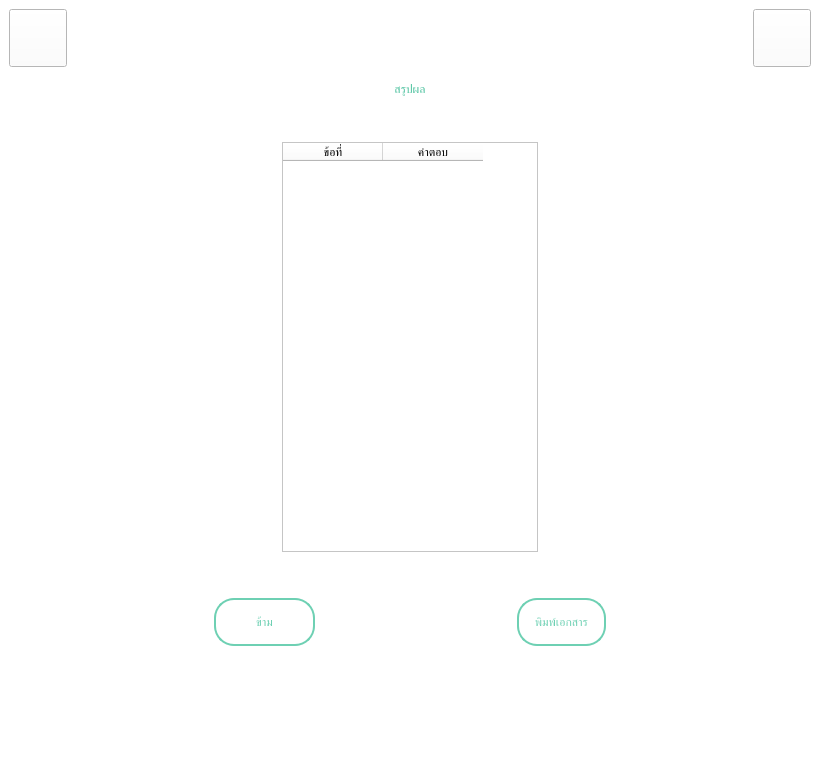
Old version of the form Osteoporosis/mainwindow.ui in the repository sutiwat41/HaxterForm.
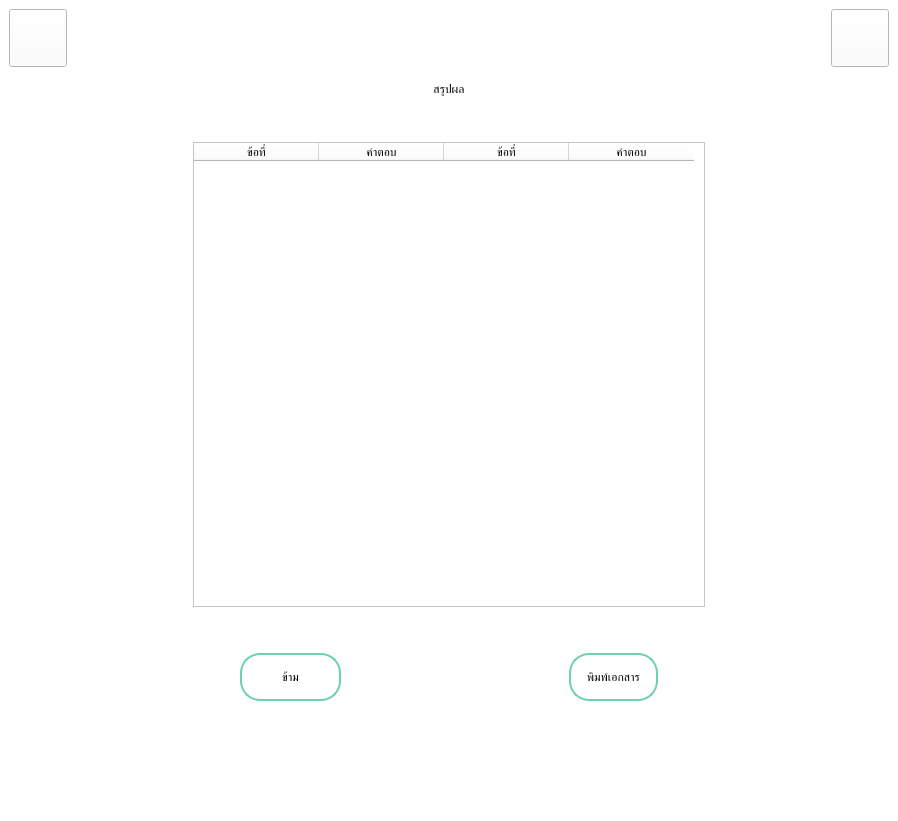
New version of the form. The open tabs and pages were chosen to show the change. Icons and pictures are not drawn.

```diff
--- a/Osteoporosis/mainwindow.ui
+++ b/Osteoporosis/mainwindow.ui
@@ -6,8 +6,8 @@
    <rect>
     <x>0</x>
     <y>0</y>
-    <width>800</width>
-    <height>766</height>
+    <width>898</width>
+    <height>821</height>
    </rect>
   </property>
   <property name="windowTitle">
@@ -781,8 +781,7 @@
         <item>
          <widget class="QLabel" name="label">
           <property name="styleSheet">
-           <string notr="true">font: 400 72pt &quot;JasmineUPC&quot;;
- color: #4cc19e;</string>
+           <string notr="true">font: 400 72pt &quot;JasmineUPC&quot;;</string>
           </property>
           <property name="text">
            <string>สรุปผล</string>
@@ -810,30 +809,26 @@
         </item>
         <item>
          <layout class="QHBoxLayout" name="horizontalLayout_9">
+          <property name="spacing">
+           <number>7</number>
+          </property>
           <item>
-           <spacer name="horizontalSpacer_14">
-            <property name="orientation">
-             <enum>Qt::Horizontal</enum>
-            </property>
-            <property name="sizeType">
-             <enum>QSizePolicy::Preferred</enum>
-            </property>
-            <property name="sizeHint" stdset="0">
-             <size>
-              <width>40</width>
-              <height>20</height>
-             </size>
-            </property>
-           </spacer>
-          </item>
-          <item alignment="Qt::AlignHCenter">
            <widget class="QTableWidget" name="summaryTable">
+            <property name="enabled">
+             <bool>true</bool>
+            </property>
             <property name="sizePolicy">
-             <sizepolicy hsizetype="MinimumExpanding" vsizetype="MinimumExpanding">
+             <sizepolicy hsizetype="Expanding" vsizetype="MinimumExpanding">
               <horstretch>0</horstretch>
               <verstretch>0</verstretch>
              </sizepolicy>
             </property>
+            <property name="maximumSize">
+             <size>
+              <width>512</width>
+              <height>16777215</height>
+             </size>
+            </property>
             <property name="contextMenuPolicy">
              <enum>Qt::DefaultContextMenu</enum>
             </property>
@@ -844,12 +839,73 @@
              <string notr="true">font: 400 18pt &quot;JasmineUPC&quot;;
 </string>
             </property>
+            <property name="verticalScrollBarPolicy">
+             <enum>Qt::ScrollBarAlwaysOff</enum>
+            </property>
+            <property name="horizontalScrollBarPolicy">
+             <enum>Qt::ScrollBarAlwaysOff</enum>
+            </property>
+            <property name="sizeAdjustPolicy">
+             <enum>QAbstractScrollArea::AdjustIgnored</enum>
+            </property>
+            <property name="autoScroll">
+             <bool>true</bool>
+            </property>
+            <property name="editTriggers">
+             <set>QAbstractItemView::NoEditTriggers</set>
+            </property>
+            <property name="dragDropOverwriteMode">
+             <bool>false</bool>
+            </property>
             <property name="textElideMode">
-             <enum>Qt::ElideLeft</enum>
+             <enum>Qt::ElideMiddle</enum>
             </property>
+            <property name="verticalScrollMode">
+             <enum>QAbstractItemView::ScrollPerItem</enum>
+            </property>
+            <property name="horizontalScrollMode">
+             <enum>QAbstractItemView::ScrollPerItem</enum>
+            </property>
+            <property name="showGrid">
+             <bool>true</bool>
+            </property>
+            <property name="wordWrap">
+             <bool>true</bool>
+            </property>
+            <property name="cornerButtonEnabled">
+             <bool>true</bool>
+            </property>
+            <attribute name="horizontalHeaderVisible">
+             <bool>true</bool>
+            </attribute>
+            <attribute name="horizontalHeaderMinimumSectionSize">
+             <number>61</number>
+            </attribute>
+            <attribute name="horizontalHeaderDefaultSectionSize">
+             <number>125</number>
+            </attribute>
+            <attribute name="horizontalHeaderHighlightSections">
+             <bool>true</bool>
+            </attribute>
+            <attribute name="horizontalHeaderShowSortIndicator" stdset="0">
+             <bool>false</bool>
+            </attribute>
             <attribute name="verticalHeaderVisible">
              <bool>false</bool>
             </attribute>
+            <attribute name="verticalHeaderHighlightSections">
+             <bool>true</bool>
+            </attribute>
+            <column>
+             <property name="text">
+              <string>ข้อที่</string>
+             </property>
+            </column>
+            <column>
+             <property name="text">
+              <string>คำตอบ</string>
+             </property>
+            </column>
             <column>
              <property name="text">
               <string>ข้อที่</string>
@@ -862,22 +918,6 @@
             </column>
            </widget>
           </item>
-          <item>
-           <spacer name="horizontalSpacer_15">
-            <property name="orientation">
-             <enum>Qt::Horizontal</enum>
-            </property>
-            <property name="sizeType">
-             <enum>QSizePolicy::Preferred</enum>
-            </property>
-            <property name="sizeHint" stdset="0">
-             <size>
-              <width>40</width>
-              <height>20</height>
-             </size>
-            </property>
-           </spacer>
-          </item>
          </layout>
         </item>
         <item>
@@ -923,18 +963,9 @@
   padding: 15px;
  padding-left: 40px; 
 padding-right: 40px;
-  color: rgb(110, 208, 179);
-   
-  background-color:  rgb(255, 255, 255) ;
 
 
 }
-QPushButton:hover ,pressed{
- color: rgb(255, 255, 255) ;
-background-color:  rgb(110, 208, 179);
- 
-}
-
 </string>
             </property>
             <property name="text">
@@ -965,18 +996,10 @@
 
 
   padding: 15px;
-  color: rgb(110, 208, 179);
-   
-  background-color:  rgb(255, 255, 255) ;
 
 
-}
-QPushButton:hover ,pressed{
- color: rgb(255, 255, 255) ;
-background-color:  rgb(110, 208, 179);
- 
-}
 
+}
 </string>
             </property>
             <property name="text">
```
Left out of the diff: 205 changed lines with no effect on the pictures.
